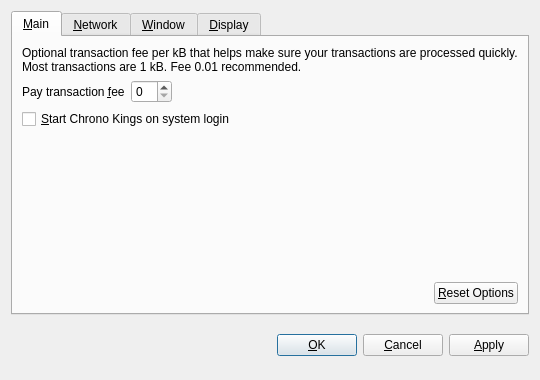
Qt form src/qt/forms/optionsdialog.ui (chronokings/huntercoin) before a commit.
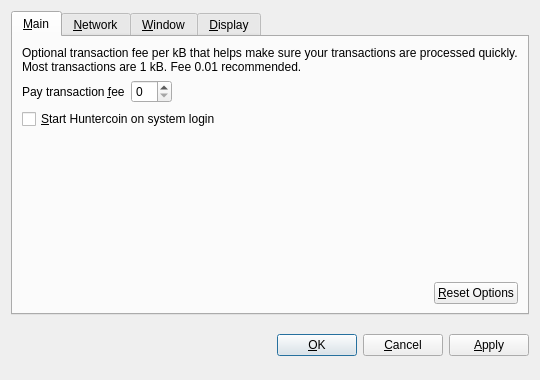
The same form after that commit. Custom widgets are drawn as their Qt base class.

Commit message: Initial commit of Huntercoin. This is BETA version. It works on testnet only (-testnet switch is forced automatically).

```diff
--- a/src/qt/forms/optionsdialog.ui
+++ b/src/qt/forms/optionsdialog.ui
@@ -82,7 +82,7 @@
           <string>Automatically start Chrono Kings after logging in to the system.</string>
          </property>
          <property name="text">
-          <string>&amp;Start Chrono Kings on system login</string>
+          <string>&amp;Start Huntercoin on system login</string>
          </property>
         </widget>
        </item>
```
Left out of the diff: 10 changed lines with no effect on the pictures. The commit also changes 692 other files.
